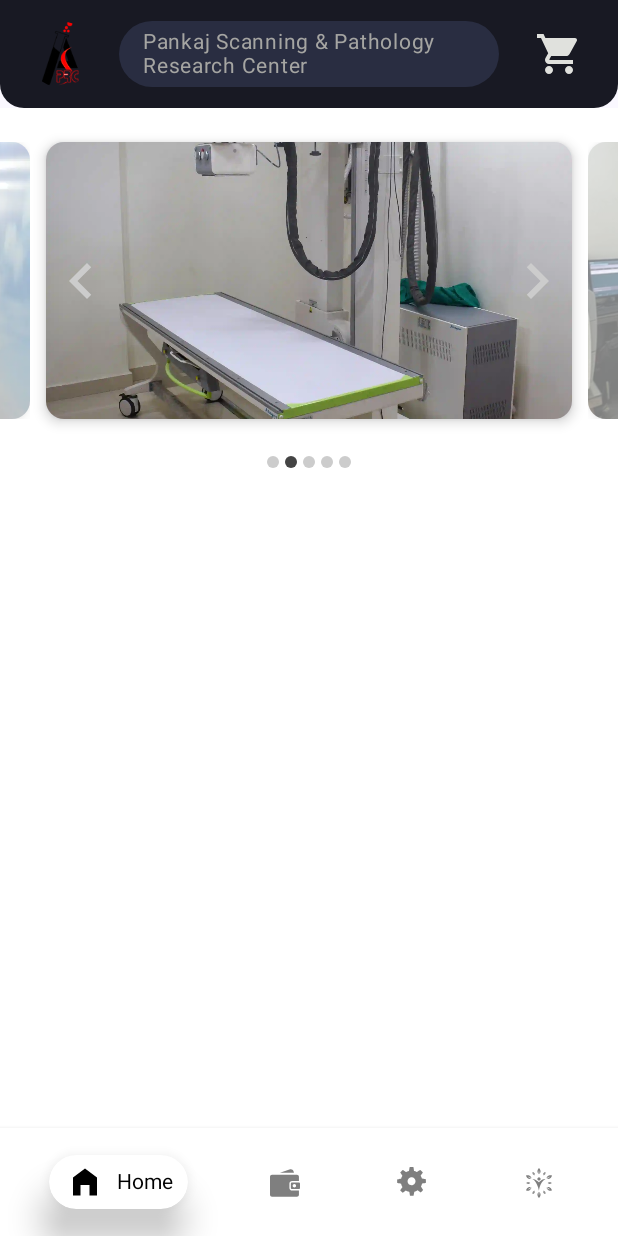
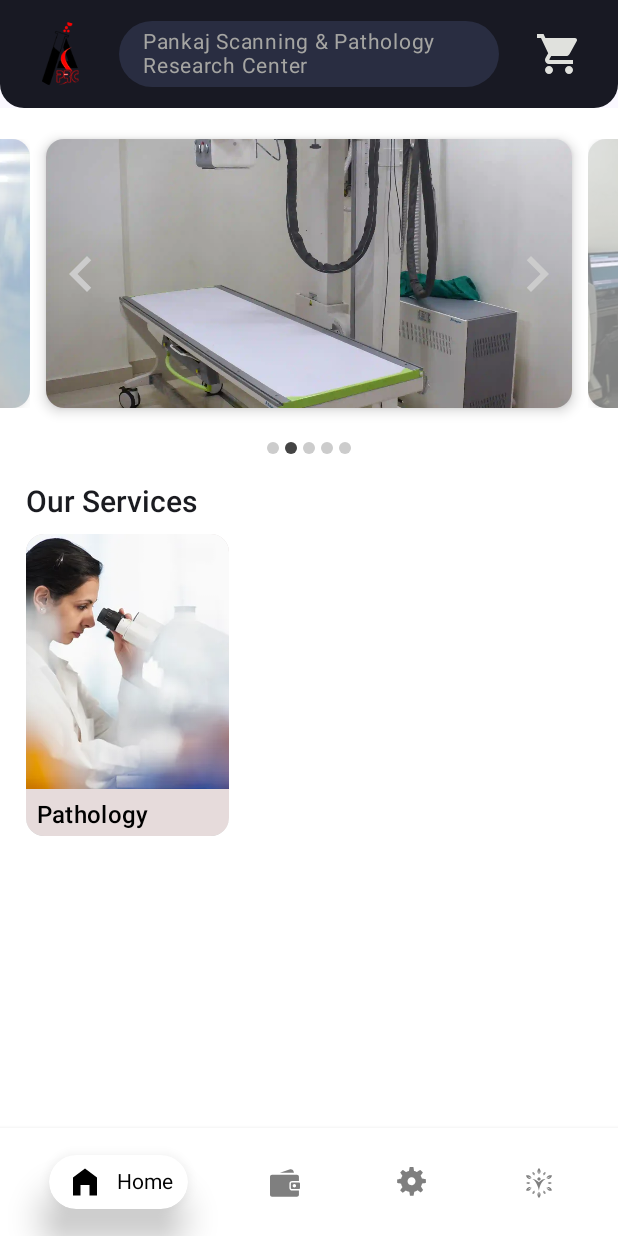
Before and after one commit to ankitkumar1302/PankajScanning, an Android app built with Jetpack Compose: the screen it shows after launch (MainActivity), on a phone screen of 412 x 824 dp. Run offline under Robolectric (Android 15) with nearby library versions, the phone set to English and light mode, and no system bars.

Commit message:
added services

```diff
--- a/app/src/main/java/com/example/pankajscanning/NavHostApp.kt
+++ b/app/src/main/java/com/example/pankajscanning/NavHostApp.kt
@@ -87,7 +87,7 @@ sealed class Screen(
     object ReportAnIssue :
         Screen("report_an_issue", R.string.report_an_issue, R.drawable.ic_report_an_issue)
 
-    object Faq : Screen("faq", R.string.faq, R.drawable.baseline_question_answer_24)
+    object Faq : Screen("faq", R.string.faq, R.drawable.ic_faq)
     object Search : Screen("search", R.string.search, R.drawable.ic_search)
     object CartScreen : Screen("cart", R.string.cart, R.drawable.ic_cart)
     object Wallet : Screen("wallet", R.string.wallet, R.drawable.ic_wallet)
--- a/app/src/main/java/com/example/pankajscanning/PankajScanningApp.kt
+++ b/app/src/main/java/com/example/pankajscanning/PankajScanningApp.kt
@@ -18,6 +18,7 @@ import androidx.compose.runtime.rememberCoroutineScope
 import androidx.compose.runtime.setValue
 import androidx.compose.ui.Modifier
 import androidx.compose.ui.tooling.preview.Preview
+import androidx.navigation.NavGraph.Companion.findStartDestination
 import androidx.navigation.compose.currentBackStackEntryAsState
 import androidx.navigation.compose.rememberNavController
 import com.example.pankajscanning.ui.theme.PankajScanningTheme
@@ -81,7 +82,13 @@ fun AppContent() {
                 modifier = Modifier.fillMaxSize(),
                 topBar = {
                     HomeTopBar(
-                        onOpenCart = { navController.navigate(Screen.CartScreen.route) },
+                        onOpenCart = {
+                            navController.navigate(Screen.CartScreen.route) {
+                                popUpTo(navController.graph.findStartDestination().id) {
+                                    saveState = true
+                                }
+                            }
+                        },
                         onOpenDrawer = {
                             scope.launch { drawerState.open() }
                         })
--- a/app/src/main/java/com/example/pankajscanning/screens/HomeScreen.kt
+++ b/app/src/main/java/com/example/pankajscanning/screens/HomeScreen.kt
@@ -8,6 +8,7 @@ import androidx.compose.foundation.layout.Box
 import androidx.compose.foundation.layout.Column
 import androidx.compose.foundation.layout.PaddingValues
 import androidx.compose.foundation.layout.Row
+import androidx.compose.foundation.layout.Spacer
 import androidx.compose.foundation.layout.fillMaxSize
 import androidx.compose.foundation.layout.fillMaxWidth
 import androidx.compose.foundation.layout.height
@@ -25,6 +26,7 @@ import androidx.compose.material3.Card
 import androidx.compose.material3.CardDefaults
 import androidx.compose.material3.Icon
 import androidx.compose.material3.IconButton
+import androidx.compose.material3.Text
 import androidx.compose.runtime.Composable
 import androidx.compose.runtime.LaunchedEffect
 import androidx.compose.runtime.rememberCoroutineScope
@@ -35,9 +37,13 @@ import androidx.compose.ui.graphics.Color
 import androidx.compose.ui.graphics.graphicsLayer
 import androidx.compose.ui.layout.ContentScale
 import androidx.compose.ui.res.painterResource
+import androidx.compose.ui.res.stringResource
 import androidx.compose.ui.tooling.preview.Preview
 import androidx.compose.ui.unit.dp
+import androidx.compose.ui.unit.sp
 import com.example.pankajscanning.R
+import com.example.pankajscanning.ui.theme.Typography
+import com.example.pankajscanning.views.Services
 import kotlinx.coroutines.delay
 import kotlinx.coroutines.launch
 import kotlin.math.absoluteValue
@@ -80,7 +86,7 @@ fun HomeScreen(innerPadding: PaddingValues) {
         ) {
             HorizontalPager(
                 modifier = Modifier
-                    .padding(top = 17.dp, bottom = 17.dp)
+                    .padding(top = 15.dp, bottom = 15.dp)
                     .wrapContentSize(),
                 contentPadding = PaddingValues(horizontal = 25.dp),
                 state = pagerState,
@@ -88,7 +94,7 @@ fun HomeScreen(innerPadding: PaddingValues) {
                 Card(
                     modifier = Modifier
                         .fillMaxWidth()
-                        .height(195.dp)
+                        .height(190.dp)
                         .padding(5.dp)
                         .graphicsLayer {
                             val pageOffset = (
@@ -174,7 +180,25 @@ fun HomeScreen(innerPadding: PaddingValues) {
                 )
             }
         }
+        Text(
+            text = stringResource(id = R.string.our_services),
+            modifier = Modifier
+                .align(Alignment.Start)
+                .padding(start = 17.dp, top = 10.dp),
 
+            fontSize = 20.sp,
+            style = Typography.titleLarge,
+        )
+        Spacer(modifier = Modifier.height(10.dp))
+
+        Box(
+            modifier = Modifier
+                .fillMaxWidth()
+                .wrapContentHeight()
+                .padding(start = 17.dp, end = 17.dp)
+        ) {
+           Services {}
+        }
     }
 }
 
--- a/app/src/main/java/com/example/pankajscanning/views/DrawerLayout.kt
+++ b/app/src/main/java/com/example/pankajscanning/views/DrawerLayout.kt
@@ -183,7 +183,7 @@ fun DrawerLayout(
                             launchSingleTop = true
                             restoreState = true
                         }
-//                        this@DrawerLayout()
+                       onCloseDrawer()
                     },
                     colors = NavigationDrawerItemDefaults.colors(
                         selectedBadgeColor = Color(0xFFE80303),
--- /dev/null
+++ b/app/src/main/java/com/example/pankajscanning/views/ServiceLayout.kt
@@ -0,0 +1,71 @@
+package com.example.pankajscanning.views
+
+import androidx.compose.foundation.Image
+import androidx.compose.foundation.clickable
+import androidx.compose.foundation.layout.Box
+import androidx.compose.foundation.layout.Column
+import androidx.compose.foundation.layout.Spacer
+import androidx.compose.foundation.layout.fillMaxSize
+import androidx.compose.foundation.layout.height
+import androidx.compose.foundation.layout.padding
+import androidx.compose.foundation.layout.width
+import androidx.compose.foundation.shape.RoundedCornerShape
+import androidx.compose.material3.Card
+import androidx.compose.material3.CardDefaults
+import androidx.compose.material3.Text
+import androidx.compose.runtime.Composable
+import androidx.compose.ui.Modifier
+import androidx.compose.ui.draw.clip
+import androidx.compose.ui.graphics.Color
+import androidx.compose.ui.layout.ContentScale
+import androidx.compose.ui.res.painterResource
+import androidx.compose.ui.text.style.TextOverflow
+import androidx.compose.ui.tooling.preview.Preview
+import androidx.compose.ui.unit.dp
+import androidx.compose.ui.unit.sp
+import com.example.pankajscanning.R
+import com.example.pankajscanning.ui.theme.Typography
+
+@Composable
+fun Services(
+    onClick: () -> Unit
+) {
+    Card(
+        modifier = Modifier
+            .width(135.dp)
+            .clip(shape = RoundedCornerShape(12.dp))
+            .clickable(onClick = onClick),
+        shape = RoundedCornerShape(12.dp),
+        colors = CardDefaults.cardColors(
+            containerColor = Color(0xFFE6DBDB),
+            contentColor = Color(0xFF000000)
+        ),
+        elevation = CardDefaults.cardElevation(5.dp),
+    ) {
+        Column {
+            Box(modifier = Modifier.height(170.dp)) {
+                Image(
+                    painter = painterResource(id = R.drawable.pathology), contentDescription = null,
+                    contentScale = ContentScale.Crop,
+                    modifier = Modifier.fillMaxSize()
+                )
+            }
+            Spacer(modifier = Modifier.height(5.dp))
+            Text(
+                text = "Pathology",
+                modifier = Modifier.padding(start= 7.dp, bottom = 2.dp),
+                color = Color(0xFF000000),
+                fontSize = 16.sp,
+                overflow = TextOverflow.Ellipsis,
+                maxLines = 1,
+                style = Typography.titleMedium
+            )
+        }
+    }
+}
+
+@Preview
+@Composable
+private fun previewService() {
+    Services {}
+}
--- a/app/src/main/res/values/strings.xml
+++ b/app/src/main/res/values/strings.xml
@@ -28,5 +28,6 @@
     <string name="wellness">Wellness</string>
     <string name="cart">Cart</string>
     <string name="wallet">Wallet</string>
+    <string name="our_services">Our Services</string>
 
 </resources>
```
Also changed, not shown: app/src/main/res/drawable/cardiac.webp (added), app/src/main/res/drawable/dental.webp (added), app/src/main/res/drawable/ic_faq.xml (renamed from app/src/main/res/drawable/baseline_question_answer_24.xml), app/src/main/res/drawable/nerological.webp (added), app/src/main/res/drawable/pathology.webp (added), app/src/main/res/drawable/pulmonary.webp (added), app/src/main/res/drawable/radiology.webp (added).
